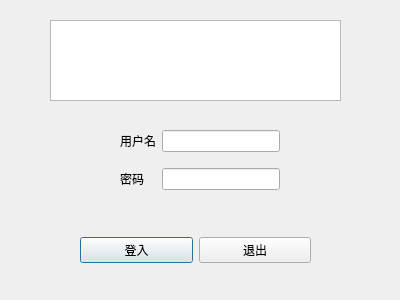
r0b1n1983liu/qt_kj_main, file login.ui: the form before one commit.
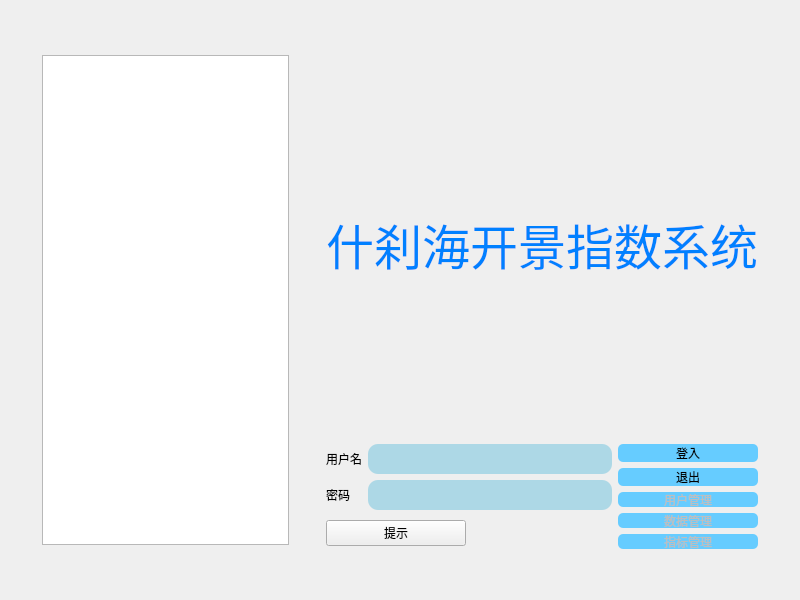
The form after the commit. Icons and pictures are not drawn.

```diff
--- a/login.ui
+++ b/login.ui
@@ -6,104 +6,358 @@
    <rect>
     <x>0</x>
     <y>0</y>
-    <width>400</width>
-    <height>300</height>
+    <width>800</width>
+    <height>600</height>
    </rect>
   </property>
   <property name="windowTitle">
    <string>登入窗口</string>
   </property>
+  <property name="styleSheet">
+   <string notr="true"/>
+  </property>
   <property name="inputMethodHints">
    <set>Qt::ImhExclusiveInputMask</set>
   </property>
-  <widget class="QGraphicsView" name="xckj_graphicsView">
-   <property name="geometry">
-    <rect>
-     <x>50</x>
-     <y>20</y>
-     <width>291</width>
-     <height>81</height>
-    </rect>
-   </property>
-  </widget>
-  <widget class="QWidget" name="gridLayoutWidget">
-   <property name="geometry">
-    <rect>
-     <x>120</x>
-     <y>120</y>
-     <width>160</width>
-     <height>80</height>
-    </rect>
-   </property>
-   <layout class="QGridLayout" name="gridLayout">
-    <item row="0" column="0">
-     <widget class="QLabel" name="label_2">
-      <property name="text">
-       <string>&lt;html&gt;&lt;head/&gt;&lt;body&gt;&lt;p&gt;用户名&lt;/p&gt;&lt;/body&gt;&lt;/html&gt;</string>
-      </property>
-     </widget>
-    </item>
-    <item row="1" column="0">
-     <widget class="QLabel" name="label">
-      <property name="text">
-       <string>&lt;html&gt;&lt;head/&gt;&lt;body&gt;&lt;p&gt;密码&lt;/p&gt;&lt;/body&gt;&lt;/html&gt;</string>
-      </property>
-     </widget>
-    </item>
-    <item row="0" column="1">
-     <widget class="QLineEdit" name="name_lineEdit">
-      <property name="inputMask">
-       <string/>
-      </property>
-     </widget>
-    </item>
-    <item row="1" column="1">
-     <widget class="QLineEdit" name="password_lineEdit">
-      <property name="inputMethodHints">
-       <set>Qt::ImhDialableCharactersOnly|Qt::ImhDigitsOnly|Qt::ImhEmailCharactersOnly|Qt::ImhFormattedNumbersOnly|Qt::ImhLowercaseOnly|Qt::ImhNoAutoUppercase|Qt::ImhNoPredictiveText|Qt::ImhUppercaseOnly|Qt::ImhUrlCharactersOnly</set>
-      </property>
-      <property name="inputMask">
-       <string notr="true"/>
-      </property>
-      <property name="text">
-       <string/>
-      </property>
-      <property name="echoMode">
-       <enum>QLineEdit::Password</enum>
-      </property>
-      <property name="readOnly">
-       <bool>true</bool>
-      </property>
-     </widget>
-    </item>
-   </layout>
-  </widget>
-  <widget class="QWidget" name="horizontalLayoutWidget">
-   <property name="geometry">
-    <rect>
-     <x>80</x>
-     <y>210</y>
-     <width>231</width>
-     <height>80</height>
-    </rect>
-   </property>
-   <layout class="QHBoxLayout" name="horizontalLayout">
-    <item>
-     <widget class="QPushButton" name="login_pushButton">
-      <property name="text">
-       <string>登入</string>
-      </property>
-     </widget>
-    </item>
-    <item>
-     <widget class="QPushButton" name="logout_pushButton">
-      <property name="text">
-       <string>退出</string>
-      </property>
-     </widget>
-    </item>
-   </layout>
-  </widget>
+  <layout class="QGridLayout" name="gridLayout_3">
+   <item row="1" column="1" rowspan="3">
+    <widget class="QGraphicsView" name="xckj_graphicsView">
+     <property name="maximumSize">
+      <size>
+       <width>16777215</width>
+       <height>490</height>
+      </size>
+     </property>
+     <property name="styleSheet">
+      <string notr="true">background-image: url(:/qrc/image/qrc/image/face.png);</string>
+     </property>
+    </widget>
+   </item>
+   <item row="2" column="5" rowspan="2">
+    <layout class="QGridLayout" name="gridLayout_2">
+     <item row="2" column="0">
+      <widget class="QPushButton" name="user_pushButton">
+       <property name="enabled">
+        <bool>false</bool>
+       </property>
+       <property name="minimumSize">
+        <size>
+         <width>0</width>
+         <height>15</height>
+        </size>
+       </property>
+       <property name="maximumSize">
+        <size>
+         <width>158</width>
+         <height>16</height>
+        </size>
+       </property>
+       <property name="styleSheet">
+        <string notr="true">background-color: rgb(102, 204, 255);
+subcontrol-position: center;
+subcontrol-origin: padding;
+border-radius: 5px;</string>
+       </property>
+       <property name="text">
+        <string>用户管理</string>
+       </property>
+       <property name="icon">
+        <iconset resource="kj.qrc">
+         <normaloff>:/qrc/image/qrc/image/modify_icon.png</normaloff>:/qrc/image/qrc/image/modify_icon.png</iconset>
+       </property>
+      </widget>
+     </item>
+     <item row="0" column="0">
+      <widget class="QPushButton" name="login_pushButton">
+       <property name="enabled">
+        <bool>true</bool>
+       </property>
+       <property name="styleSheet">
+        <string notr="true">background-color: rgb(102, 204, 255);
+subcontrol-position: center;
+subcontrol-origin: padding;
+border-radius: 5px;</string>
+       </property>
+       <property name="text">
+        <string>登入</string>
+       </property>
+       <property name="icon">
+        <iconset resource="kj.qrc">
+         <normaloff>:/qrc/image/qrc/image/gotocell.png</normaloff>:/qrc/image/qrc/image/gotocell.png</iconset>
+       </property>
+      </widget>
+     </item>
+     <item row="3" column="0">
+      <widget class="QPushButton" name="dataTrans_pushButton">
+       <property name="enabled">
+        <bool>false</bool>
+       </property>
+       <property name="minimumSize">
+        <size>
+         <width>0</width>
+         <height>15</height>
+        </size>
+       </property>
+       <property name="maximumSize">
+        <size>
+         <width>158</width>
+         <height>16</height>
+        </size>
+       </property>
+       <property name="styleSheet">
+        <string notr="true">background-color: rgb(102, 204, 255);
+subcontrol-position: center;
+subcontrol-origin: padding;
+border-radius: 5px;</string>
+       </property>
+       <property name="text">
+        <string>数据管理</string>
+       </property>
+       <property name="icon">
+        <iconset resource="kj.qrc">
+         <normaloff>:/qrc/image/qrc/image/data_icon.png</normaloff>:/qrc/image/qrc/image/data_icon.png</iconset>
+       </property>
+      </widget>
+     </item>
+     <item row="5" column="0">
+      <widget class="QPushButton" name="index_pushButton">
+       <property name="enabled">
+        <bool>false</bool>
+       </property>
+       <property name="minimumSize">
+        <size>
+         <width>0</width>
+         <height>15</height>
+        </size>
+       </property>
+       <property name="maximumSize">
+        <size>
+         <width>158</width>
+         <height>16</height>
+        </size>
+       </property>
+       <property name="styleSheet">
+        <string notr="true">background-color: rgb(102, 204, 255);
+subcontrol-position: center;
+subcontrol-origin: padding;
+border-radius: 5px;</string>
+       </property>
+       <property name="text">
+        <string>指标管理</string>
+       </property>
+       <property name="icon">
+        <iconset resource="kj.qrc">
+         <normaloff>:/qrc/image/qrc/image/icon.png</normaloff>:/qrc/image/qrc/image/icon.png</iconset>
+       </property>
+      </widget>
+     </item>
+     <item row="1" column="0">
+      <widget class="QPushButton" name="logout_pushButton">
+       <property name="styleSheet">
+        <string notr="true">background-color: rgb(102, 204, 255);
+subcontrol-position: center;
+subcontrol-origin: padding;
+border-radius: 5px;</string>
+       </property>
+       <property name="text">
+        <string>退出</string>
+       </property>
+       <property name="icon">
+        <iconset resource="kj.qrc">
+         <normaloff>:/qrc/image/qrc/image/exit_icon.png</normaloff>:/qrc/image/qrc/image/exit_icon.png</iconset>
+       </property>
+       <property name="autoRepeat">
+        <bool>false</bool>
+       </property>
+      </widget>
+     </item>
+    </layout>
+   </item>
+   <item row="2" column="3" colspan="2">
+    <layout class="QGridLayout" name="gridLayout">
+     <item row="2" column="0">
+      <widget class="QLabel" name="label">
+       <property name="text">
+        <string>&lt;html&gt;&lt;head/&gt;&lt;body&gt;&lt;p&gt;密码&lt;/p&gt;&lt;/body&gt;&lt;/html&gt;</string>
+       </property>
+      </widget>
+     </item>
+     <item row="0" column="1">
+      <widget class="QLineEdit" name="name_lineEdit">
+       <property name="styleSheet">
+        <string notr="true">     border-width: 2px;
+     border-radius: 10px;
+     border-color: beige;
+     font: bold 14px;
+     min-width: 10em;
+     padding: 6px;
+
+background: lightblue</string>
+       </property>
+       <property name="inputMask">
+        <string/>
+       </property>
+       <property name="text">
+        <string/>
+       </property>
+      </widget>
+     </item>
+     <item row="2" column="1">
+      <widget class="QLineEdit" name="password_lineEdit">
+       <property name="styleSheet">
+        <string notr="true">     border-width: 2px;
+     border-radius: 10px;
+     border-color: beige;
+     font: bold 14px;
+     min-width: 10em;
+     padding: 6px;
+background: lightblue</string>
+       </property>
+       <property name="inputMethodHints">
+        <set>Qt::ImhHiddenText|Qt::ImhNoAutoUppercase|Qt::ImhNoPredictiveText|Qt::ImhSensitiveData</set>
+       </property>
+       <property name="inputMask">
+        <string notr="true"/>
+       </property>
+       <property name="text">
+        <string/>
+       </property>
+       <property name="frame">
+        <bool>false</bool>
+       </property>
+       <property name="echoMode">
+        <enum>QLineEdit::Password</enum>
+       </property>
+       <property name="readOnly">
+        <bool>false</bool>
+       </property>
+      </widget>
+     </item>
+     <item row="0" column="0">
+      <widget class="QLabel" name="label_2">
+       <property name="text">
+        <string>&lt;html&gt;&lt;head/&gt;&lt;body&gt;&lt;p&gt;用户名&lt;/p&gt;&lt;/body&gt;&lt;/html&gt;</string>
+       </property>
+      </widget>
+     </item>
+    </layout>
+   </item>
+   <item row="3" column="3">
+    <widget class="QPushButton" name="hint_pushButton">
+     <property name="styleSheet">
+      <string notr="true"/>
+     </property>
+     <property name="text">
+      <string>提示</string>
+     </property>
+     <property name="icon">
+      <iconset resource="kj.qrc">
+       <normaloff>:/qrc/image/qrc/image/passwd_icon.png</normaloff>:/qrc/image/qrc/image/passwd_icon.png</iconset>
+     </property>
+    </widget>
+   </item>
+   <item row="1" column="3" colspan="3">
+    <widget class="QLabel" name="title_label">
+     <property name="minimumSize">
+      <size>
+       <width>0</width>
+       <height>71</height>
+      </size>
+     </property>
+     <property name="maximumSize">
+      <size>
+       <width>800</width>
+       <height>600</height>
+      </size>
+     </property>
+     <property name="text">
+      <string>&lt;!DOCTYPE HTML PUBLIC &quot;-//W3C//DTD HTML 4.0//EN&quot; &quot;http://www.w3.org/TR/REC-html40/strict.dtd&quot;&gt;
+&lt;html&gt;&lt;head&gt;&lt;meta name=&quot;qrichtext&quot; content=&quot;1&quot; /&gt;&lt;style type=&quot;text/css&quot;&gt;
+p, li { white-space: pre-wrap; }
+&lt;/style&gt;&lt;/head&gt;&lt;body style=&quot; font-family:'.Lucida Grande UI'; font-size:13pt; font-weight:400; font-style:normal;&quot;&gt;
+&lt;p style=&quot; margin-top:12px; margin-bottom:12px; margin-left:0px; margin-right:0px; -qt-block-indent:0; text-indent:0px;&quot;&gt;&lt;span style=&quot; font-size:36pt; color:#0080ff;&quot;&gt;什刹海开景指数系统&lt;/span&gt;&lt;/p&gt;&lt;/body&gt;&lt;/html&gt;</string>
+     </property>
+    </widget>
+   </item>
+   <item row="4" column="4">
+    <spacer name="verticalSpacer">
+     <property name="orientation">
+      <enum>Qt::Vertical</enum>
+     </property>
+     <property name="sizeType">
+      <enum>QSizePolicy::Fixed</enum>
+     </property>
+     <property name="sizeHint" stdset="0">
+      <size>
+       <width>40</width>
+       <height>40</height>
+      </size>
+     </property>
+    </spacer>
+   </item>
+   <item row="1" column="2">
+    <spacer name="horizontalSpacer_2">
+     <property name="orientation">
+      <enum>Qt::Horizontal</enum>
+     </property>
+     <property name="sizeHint" stdset="0">
+      <size>
+       <width>40</width>
+       <height>20</height>
+      </size>
+     </property>
+    </spacer>
+   </item>
+   <item row="3" column="4">
+    <widget class="QLabel" name="hint_label">
+     <property name="text">
+      <string>&lt;html&gt;&lt;head/&gt;&lt;body&gt;&lt;p&gt;&lt;br/&gt;&lt;/p&gt;&lt;/body&gt;&lt;/html&gt;</string>
+     </property>
+    </widget>
+   </item>
+   <item row="2" column="6">
+    <spacer name="horizontalSpacer_3">
+     <property name="orientation">
+      <enum>Qt::Horizontal</enum>
+     </property>
+     <property name="sizeHint" stdset="0">
+      <size>
+       <width>40</width>
+       <height>20</height>
+      </size>
+     </property>
+    </spacer>
+   </item>
+   <item row="1" column="0">
+    <spacer name="horizontalSpacer">
+     <property name="orientation">
+      <enum>Qt::Horizontal</enum>
+     </property>
+     <property name="sizeHint" stdset="0">
+      <size>
+       <width>40</width>
+       <height>20</height>
+      </size>
+     </property>
+    </spacer>
+   </item>
+   <item row="0" column="1">
+    <spacer name="verticalSpacer_2">
+     <property name="orientation">
+      <enum>Qt::Vertical</enum>
+     </property>
+     <property name="sizeType">
+      <enum>QSizePolicy::Fixed</enum>
+     </property>
+     <property name="sizeHint" stdset="0">
+      <size>
+       <width>20</width>
+       <height>40</height>
+      </size>
+     </property>
+    </spacer>
+   </item>
+  </layout>
  </widget>
  <resources/>
  <connections>
```
Left out of the diff: 34 changed lines with no effect on the pictures.
